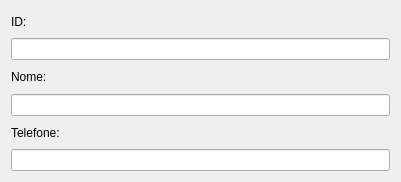
Qt form editor.ui (lucasmpavelski/pharmaCCdesktop) before a commit.
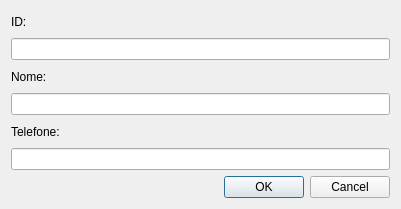
The same form after that commit.

Commit message: added buttons OK and Cancel

The edit to the form file:
```diff
--- a/editor.ui
+++ b/editor.ui
@@ -7,7 +7,7 @@
     <x>0</x>
     <y>0</y>
     <width>401</width>
-    <height>182</height>
+    <height>209</height>
    </rect>
   </property>
   <property name="windowTitle">
@@ -46,6 +46,13 @@
      <item>
       <widget class="QLineEdit" name="phone"/>
      </item>
+     <item>
+      <widget class="QDialogButtonBox" name="buttonBox">
+       <property name="standardButtons">
+        <set>QDialogButtonBox::Cancel|QDialogButtonBox::Ok</set>
+       </property>
+      </widget>
+     </item>
     </layout>
    </item>
   </layout>
```
Left out of the diff: 70 changed lines with no effect on the pictures. The commit also changes 4 other files.
